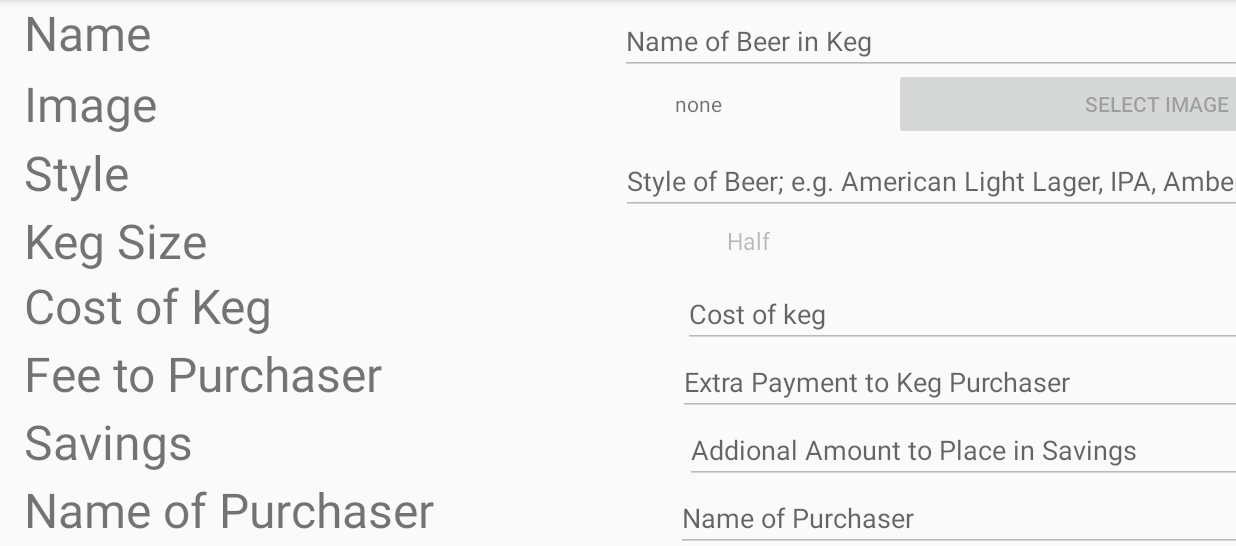
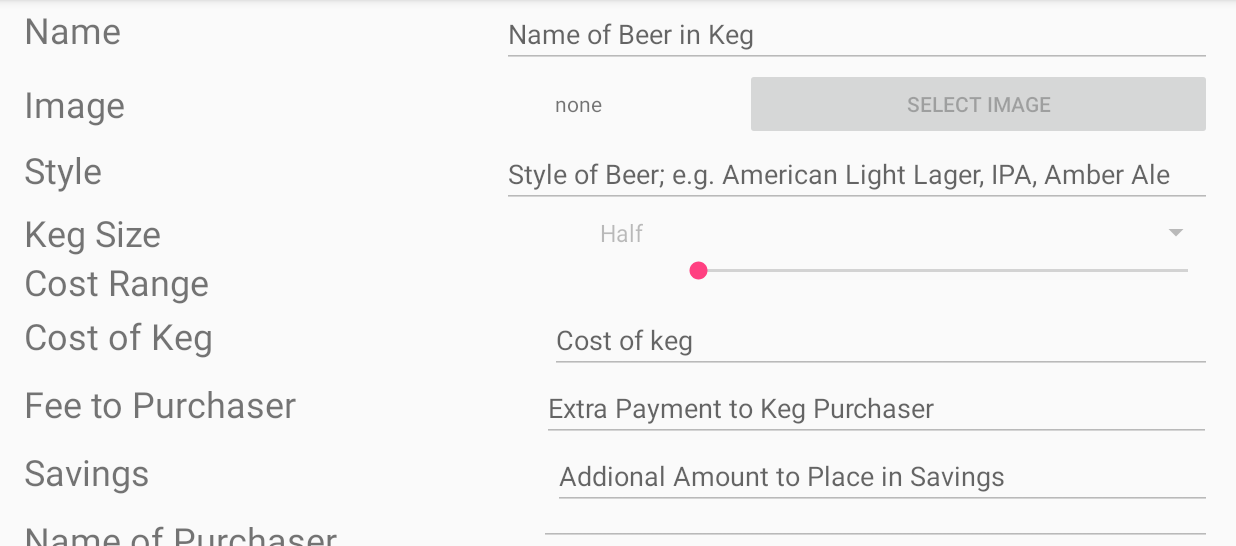
Before and after one commit to scottmayberry/KegeratorV2, an Android app: the EditKegActivity screen opened directly, with no data from a screen before it, on a phone screen of 824 x 412 dp (held sideways), the part 72-618 px from its top. Run offline under Robolectric (Android 15) with nearby library versions, the phone set to English and light mode, and no system bars; our stand-ins replace Firebase (no records; nobody signed in at launch, a user with empty details on screens opened directly); 3 statements that could not run were skipped.

```diff
--- a/app/src/main/res/layout/activity_edit_keg.xml
+++ b/app/src/main/res/layout/activity_edit_keg.xml
@@ -8,7 +8,7 @@
 
     <LinearLayout
         android:id="@+id/linearLayout2"
-        android:layout_width="930dp"
+        android:layout_width="match_parent"
         android:layout_height="wrap_content"
         android:layout_marginBottom="8dp"
         android:layout_marginEnd="16dp"
@@ -34,7 +34,7 @@
                 android:layout_height="wrap_content"
                 android:layout_weight="1"
                 android:text="Name"
-                android:textSize="32sp" />
+                android:textSize="24sp" />
 
             <EditText
                 android:id="@+id/kegNameEditText"
@@ -61,7 +61,7 @@
                 android:layout_gravity="center_vertical"
                 android:layout_weight="1"
                 android:text="Image"
-                android:textSize="32sp" />
+                android:textSize="24sp" />
 
             <TextView
                 android:id="@+id/imageNameText"
@@ -92,7 +92,7 @@
                 android:layout_height="wrap_content"
                 android:layout_weight="1.72"
                 android:text="Style"
-                android:textSize="32sp" />
+                android:textSize="24sp" />
 
             <EditText
                 android:id="@+id/kegStyleEditText"
@@ -116,7 +116,7 @@
                 android:layout_height="wrap_content"
                 android:layout_weight="1"
                 android:text="Keg Size"
-                android:textSize="32sp" />
+                android:textSize="24sp" />
 
             <Spinner
                 android:id="@+id/kegSizeSpinner"
@@ -132,12 +132,32 @@
             android:orientation="horizontal">
 
             <TextView
+                android:id="@+id/costRangeTitleText"
+                android:layout_width="wrap_content"
+                android:layout_height="wrap_content"
+                android:layout_weight="1"
+                android:text="Cost Range"
+                android:textSize="24sp" />
+
+            <SeekBar
+                android:id="@+id/seekBar"
+                android:layout_width="wrap_content"
+                android:layout_height="wrap_content"
+                android:layout_weight="1" />
+        </LinearLayout>
+
+        <LinearLayout
+            android:layout_width="match_parent"
+            android:layout_height="match_parent"
+            android:orientation="horizontal">
+
+            <TextView
                 android:id="@+id/originalCostTitleText"
                 android:layout_width="wrap_content"
                 android:layout_height="wrap_content"
                 android:layout_weight="1"
                 android:text="Cost of Keg"
-                android:textSize="32sp" />
+                android:textSize="24sp" />
 
             <EditText
                 android:id="@+id/originalCostEditText"
@@ -162,7 +182,7 @@
                 android:layout_height="wrap_content"
                 android:layout_weight="1"
                 android:text="Fee to Purchaser"
-                android:textSize="32sp" />
+                android:textSize="24sp" />
 
             <EditText
                 android:id="@+id/feeEditText"
@@ -187,7 +207,7 @@
                 android:layout_height="wrap_content"
                 android:layout_weight="1"
                 android:text="Savings"
-                android:textSize="32sp" />
+                android:textSize="24sp" />
 
             <EditText
                 android:id="@+id/savingsEditText"
@@ -213,7 +233,7 @@
                 android:layout_height="wrap_content"
                 android:layout_weight="1"
                 android:text="Name of Purchaser"
-                android:textSize="32sp" />
+                android:textSize="24sp" />
 
             <EditText
                 android:id="@+id/purchaserNameEditText"
```
Also changed, not shown: app/src/main/java/com/example/sctma/kegeratorv1/KegInfo.java (+25 -1 lines).
